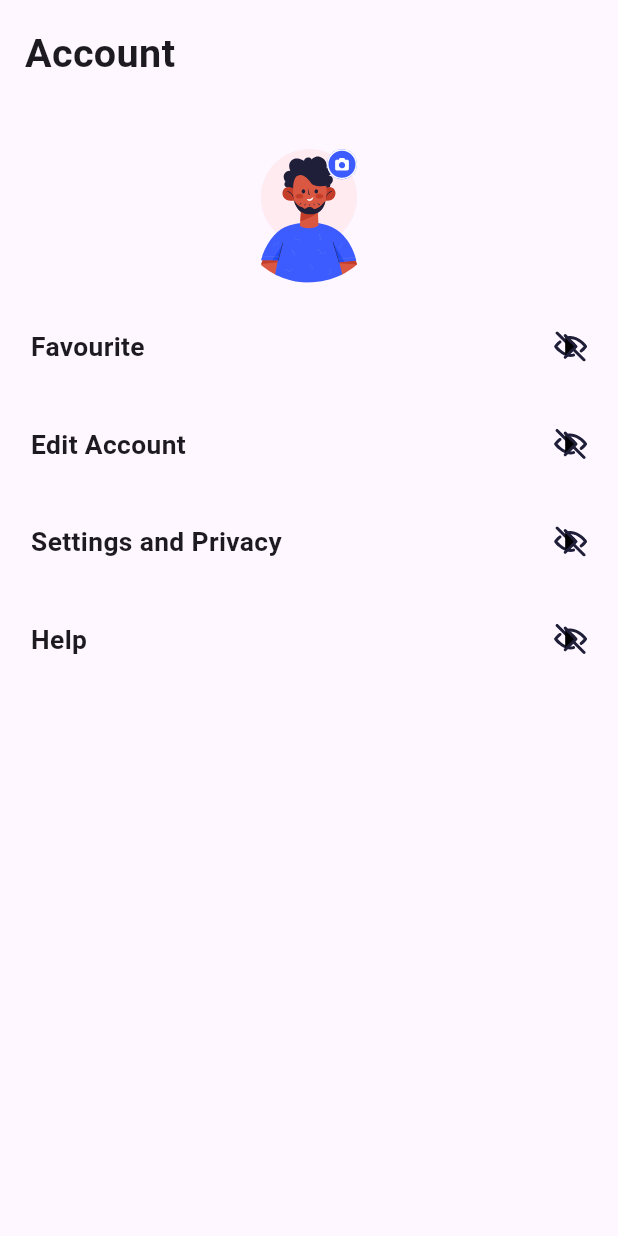
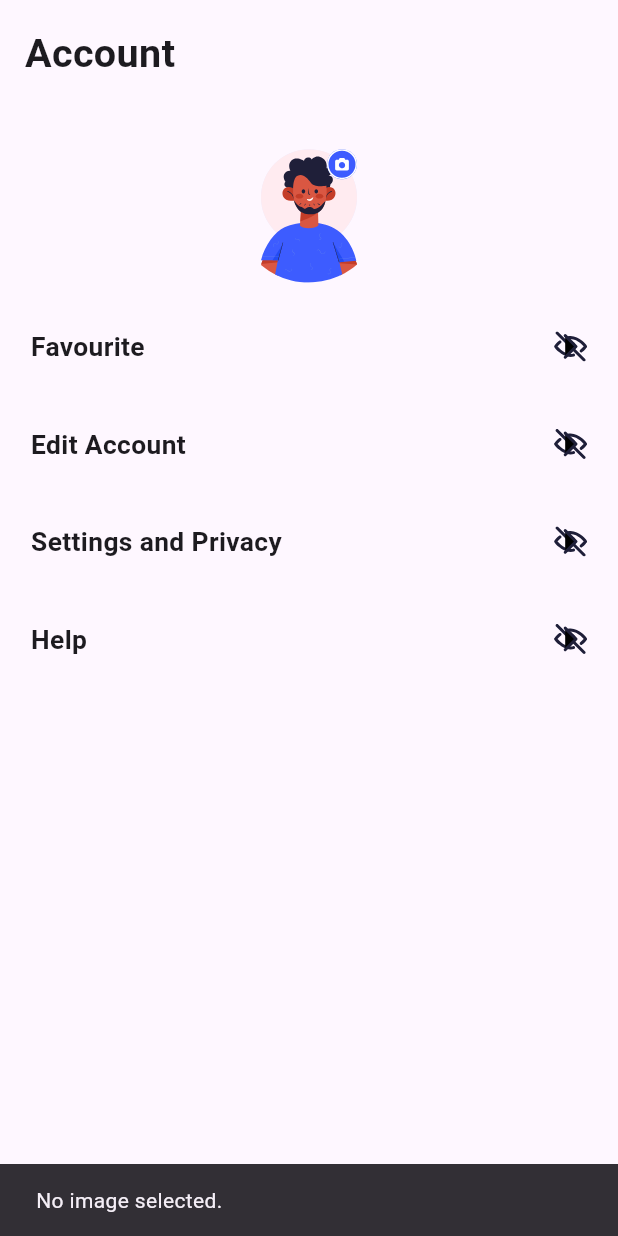
Before and after one commit to 3bdulra7manAmir/CoUrSes_App, a Flutter app: the UserAccountView screen opened by its route, after a tap on an icon or button, on a phone screen of 412 x 824 dp. Run offline on Flutter 3.47's test engine with Material 3 defaults, Android fonts, the phone set to English and light mode, and no system bars; our stand-ins replace bloc, cloud_firestore, device_preview, firebase_auth, firebase_core, flutter_bloc and 8 more; missing offline and left inert: numeric_keyboard; accounts and stored records are empty.

Commit message:
error report

```diff
--- a/lib/Features/03_bottom_nav_bar/bottom_nav_bar_views/account/account_cubit/user_account_cubit.dart
+++ b/lib/Features/03_bottom_nav_bar/bottom_nav_bar_views/account/account_cubit/user_account_cubit.dart
@@ -1,21 +1,20 @@
 import 'dart:io';
+import 'dart:convert';
 import 'package:bloc/bloc.dart';
 import 'package:cloud_firestore/cloud_firestore.dart';
+import 'package:courses_app/Features/03_bottom_nav_bar/bottom_nav_bar_views/account/account_cubit/user_account_state.dart';
 import 'package:firebase_auth/firebase_auth.dart';
-import 'package:firebase_storage/firebase_storage.dart';
 import 'package:image_picker/image_picker.dart';
-import 'package:meta/meta.dart';
 
-part 'user_account_state.dart';
 
 class FirebaseUserAccountCubit extends Cubit<FirebaseUserAccountStates>
 {
-  FirebaseUserAccountCubit() : super(UserAccountInitialState());
+  FirebaseUserAccountCubit() : super(FirebaseUserAccountInitial());
 
-  /// Upload Image to Firebase Storage (Handles PNG, JPG, etc.)
-  Future<void> uploadImageToFirebase() async
+  /// Uploads the user's profile image as a Base64 encoded string to Firestore.
+  Future<void> uploadUserImage() async
   {
-    emit(UserAccountLoadingState()); // Emit loading state
+    emit(FirebaseUserAccountLoading());
     try
     {
       final picker = ImagePicker();
@@ -23,7 +22,7 @@ class FirebaseUserAccountCubit extends Cubit<FirebaseUserAccountStates>
 
       if (pickedFile == null)
       {
-        emit(UserAccountFailureState("No image selected"));
+        emit(FirebaseUserAccountFailure("No image selected."));
         return;
       }
 
@@ -32,63 +31,73 @@ class FirebaseUserAccountCubit extends Cubit<FirebaseUserAccountStates>
 
       if (userId.isEmpty)
       {
-        emit(UserAccountFailureState("User not logged in"));
+        emit(FirebaseUserAccountFailure("User not logged in."));
         return;
       }
 
-      // Extract the file extension (e.g., png, jpg, jpeg)
-      String fileExtension = pickedFile.path.split('.').last.toLowerCase();
-      Reference storageRef = FirebaseStorage.instance.ref().child("profile_images/$userId.$fileExtension");
+      // Read the image file and convert it to a Base64 encoded string
+      List<int> imageBytes = await imageFile.readAsBytes();
+      String base64Image = base64Encode(imageBytes);
 
-      UploadTask uploadTask = storageRef.putFile(imageFile);
-      TaskSnapshot snapshot = await uploadTask;
+      // Store the Base64 encoded image in Firestore
+      await FirebaseFirestore.instance.collection("users").doc(userId).update({"imageBase64": base64Image});
 
-      // Get the download URL after upload
-      String imageUrl = await snapshot.ref.getDownloadURL();
+      emit(FirebaseUserAccountSuccess(base64Image));
+      print("✅ Image uploaded successfully as Base64.");
+    }
 
-      // Update Firestore with the new image URL
-      await FirebaseFirestore.instance.collection("users").doc(userId).update({"imageUrl": imageUrl,});
+    on FirebaseException catch (e)
+    {
+      emit(FirebaseUserAccountFailure("Firebase error: ${e.message}"));
+      print("❌ Firebase error: ${e.message}");
+    }
 
-      emit(UserAccountSuccessState(imageUrl)); // Emit success with image URL
-      print("✅ Image uploaded successfully: $imageUrl");
-    }
     catch (e)
     {
-      emit(UserAccountFailureState("Error uploading image: $e"));
+      emit(FirebaseUserAccountFailure("Error uploading image: $e"));
       print("❌ Error uploading image: $e");
     }
   }
 
-  /// Retrieve User Profile Image from Firestore
-  Future<void> getUserProfileImage() async
+  /// Fetches the user's profile image (Base64 encoded) from Firestore.
+  Future<void> fetchUserImage() async
   {
-    emit(UserAccountLoadingState()); // Emit loading state
+    emit(FirebaseUserAccountLoading());
     try
     {
       User? user = FirebaseAuth.instance.currentUser;
       if (user == null)
       {
-        emit(UserAccountFailureState("User not logged in"));
+        emit(FirebaseUserAccountFailure("User not logged in."));
         return;
       }
 
+      // Fetch the user document from Firestore
       DocumentSnapshot userDoc = await FirebaseFirestore.instance.collection("users").doc(user.uid).get();
 
-      if (!userDoc.exists || !userDoc.data().toString().contains("imageUrl"))
+      // Check if the document exists and contains the imageBase64 field
+      if (!userDoc.exists || !userDoc.data().toString().contains("imageBase64"))
       {
-        emit(UserAccountFailureState("No profile image found"));
+        emit(FirebaseUserAccountFailure("No profile image found."));
         return;
       }
 
-      String imageUrl = userDoc["imageUrl"];
-      emit(UserAccountSuccessState(imageUrl)); // Emit success with image URL
-      print("✅ Profile image retrieved: $imageUrl");
+      // Get the Base64 encoded image from Firestore
+      String base64Image = userDoc["imageBase64"];
+      emit(FirebaseUserAccountSuccess(base64Image));
+      print("✅ Profile image retrieved as Base64.");
     }
+
+    on FirebaseException catch (e)
+    {
+      emit(FirebaseUserAccountFailure("Firebase error: ${e.message}"));
+      print("❌ Firebase error: ${e.message}");
+    }
+
     catch (e)
     {
-      emit(UserAccountFailureState("Error retrieving image: $e"));
+      emit(FirebaseUserAccountFailure("Error retrieving image: $e"));
       print("❌ Error retrieving image: $e");
     }
   }
-
 }
--- a/lib/Features/03_bottom_nav_bar/bottom_nav_bar_views/account/account_cubit/user_account_state.dart
+++ b/lib/Features/03_bottom_nav_bar/bottom_nav_bar_views/account/account_cubit/user_account_state.dart
@@ -1,20 +1,18 @@
-part of 'user_account_cubit.dart';
+abstract class FirebaseUserAccountStates {}
 
-@immutable
-sealed class FirebaseUserAccountStates {}
+class FirebaseUserAccountInitial extends FirebaseUserAccountStates {}
+class FirebaseUserAccountLoading extends FirebaseUserAccountStates {}
 
-final class UserAccountInitialState extends FirebaseUserAccountStates {}
 
-final class UserAccountLoadingState extends FirebaseUserAccountStates {}
-
-final class UserAccountSuccessState extends FirebaseUserAccountStates
+class FirebaseUserAccountSuccess extends FirebaseUserAccountStates
 {
-  final String imageUrl;
-  UserAccountSuccessState(this.imageUrl);
+  final String imageBase64; // Base64 encoded image
+  FirebaseUserAccountSuccess(this.imageBase64);
 }
 
-final class UserAccountFailureState extends FirebaseUserAccountStates
+
+class FirebaseUserAccountFailure extends FirebaseUserAccountStates
 {
   final String errorMessage;
-  UserAccountFailureState(this.errorMessage);
+  FirebaseUserAccountFailure(this.errorMessage);
 }
--- a/lib/Features/03_bottom_nav_bar/bottom_nav_bar_views/account/user_account_view.dart
+++ b/lib/Features/03_bottom_nav_bar/bottom_nav_bar_views/account/user_account_view.dart
@@ -1,7 +1,10 @@
+import 'dart:convert';
+
 import 'package:courses_app/Core/utils/constants.dart';
 import 'package:courses_app/Core/utils/styles.dart';
 import 'package:courses_app/Core/shared/custom_text_widget.dart';
 import 'package:courses_app/Features/03_bottom_nav_bar/bottom_nav_bar_views/account/account_cubit/user_account_cubit.dart';
+import 'package:courses_app/Features/03_bottom_nav_bar/bottom_nav_bar_views/account/account_cubit/user_account_state.dart';
 import 'package:courses_app/Features/03_bottom_nav_bar/bottom_nav_bar_views/account/widgets/custom_details_list.dart';
 import 'package:flutter/material.dart';
 import 'package:flutter_bloc/flutter_bloc.dart';
@@ -30,17 +33,33 @@ class UserAccountView extends StatelessWidget
             Align(
                 alignment: Alignment.center,
                 child: BlocConsumer<FirebaseUserAccountCubit, FirebaseUserAccountStates>(
-                  listener: (context, state)
-                  {},
-                  builder: (context, state)
+                listener: (context, state)
+                {
+                  if (state is FirebaseUserAccountFailure)
+                  {
+                    ScaffoldMessenger.of(context).showSnackBar(SnackBar(content: Text(state.errorMessage)),);
+                  }
+                },
+                builder: (context, state)
+                {
+                  if (state is FirebaseUserAccountSuccess)
                   {
                     return GestureDetector(
-                      onTap: () async {},
+                      onTap: () async {await context.read<FirebaseUserAccountCubit>().uploadUserImage();},
+                      child: CircleAvatar(backgroundImage:MemoryImage(base64Decode(state.imageBase64)), radius: 50,),
+                    );
+                  }
+
+                  else
+                  {
+                    return GestureDetector(
+                      onTap: () async {await context.read<FirebaseUserAccountCubit>().uploadUserImage();},
                       child: SvgPicture.asset(AppIMGs().kProfileAvatarSVG),
                     );
-                  },
-                ),
+                  }
+                },
               ),
+            ),
 
             const SizedBox(height: 30,),
 
--- a/pubspec.yaml
+++ b/pubspec.yaml
@@ -20,6 +20,7 @@ dependencies:
   flutter_screenutil: ^5.9.3
   flutter_svg: ^2.0.17
   go_router: ^14.6.3
+  google_api_availability: ^5.0.0
   google_fonts: ^6.2.1
   image_picker: ^1.1.2
   meta: ^1.9.1
```
Also changed, not shown: pubspec.lock, 1 other file.
